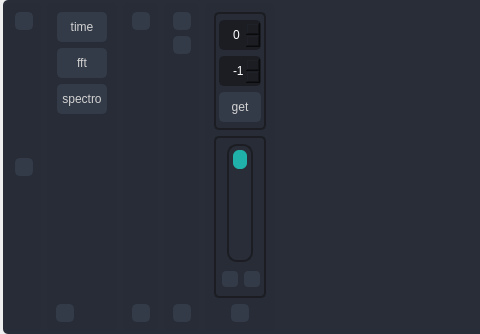
Qt form Utilities/HSDPython_SDK/st_dtdl_gui/st_dtdl_gui/UI/plot_widget.ui (STMicroelectronics/fp-sns-datalog2) before a commit; both pictures show x 0 to 480 and y 0 to 334 of the 1278 by 334 pixel window.
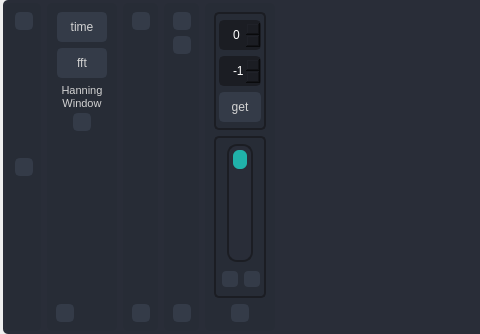
The same form after that commit. Icons and pictures are not drawn.

Patch:
```diff
--- a/Utilities/HSDPython_SDK/st_dtdl_gui/st_dtdl_gui/UI/plot_widget.ui
+++ b/Utilities/HSDPython_SDK/st_dtdl_gui/st_dtdl_gui/UI/plot_widget.ui
@@ -368,35 +368,94 @@
            </property>
           </widget>
          </item>
-         <item alignment="Qt::AlignHCenter">
-          <widget class="QPushButton" name="pushButton_tf_spectro">
+         <item>
+          <widget class="QFrame" name="frame_tf_fft_settings">
            <property name="sizePolicy">
-            <sizepolicy hsizetype="Preferred" vsizetype="Fixed">
+            <sizepolicy hsizetype="Expanding" vsizetype="Preferred">
              <horstretch>0</horstretch>
              <verstretch>0</verstretch>
             </sizepolicy>
            </property>
-           <property name="minimumSize">
-            <size>
-             <width>50</width>
-             <height>30</height>
-            </size>
+           <property name="frameShape">
+            <enum>QFrame::StyledPanel</enum>
            </property>
-           <property name="maximumSize">
-            <size>
-             <width>50</width>
-             <height>30</height>
-            </size>
+           <property name="frameShadow">
+            <enum>QFrame::Raised</enum>
            </property>
-           <property name="toolTip">
-            <string>Enable frequency filter regions</string>
-           </property>
-           <property name="styleSheet">
-            <string notr="true"/>
-           </property>
-           <property name="text">
-            <string>spectro</string>
-           </property>
+           <layout class="QVBoxLayout" name="verticalLayout_7">
+            <property name="spacing">
+             <number>3</number>
+            </property>
+            <property name="leftMargin">
+             <number>0</number>
+            </property>
+            <property name="topMargin">
+             <number>0</number>
+            </property>
+            <property name="rightMargin">
+             <number>0</number>
+            </property>
+            <property name="bottomMargin">
+             <number>0</number>
+            </property>
+            <item>
+             <widget class="QLabel" name="hanning_window_label">
+              <property name="sizePolicy">
+               <sizepolicy hsizetype="Preferred" vsizetype="Minimum">
+                <horstretch>0</horstretch>
+                <verstretch>0</verstretch>
+               </sizepolicy>
+              </property>
+              <property name="minimumSize">
+               <size>
+                <width>0</width>
+                <height>0</height>
+               </size>
+              </property>
+              <property name="maximumSize">
+               <size>
+                <width>16777215</width>
+                <height>16777215</height>
+               </size>
+              </property>
+              <property name="text">
+               <string>&lt;html&gt;&lt;head/&gt;&lt;body&gt;&lt;p align=&quot;center&quot;&gt;&lt;span style=&quot; font-size:8pt;&quot;&gt;Hanning&lt;br/&gt;Window&lt;/span&gt;&lt;/p&gt;&lt;/body&gt;&lt;/html&gt;</string>
+              </property>
+              <property name="textFormat">
+               <enum>Qt::MarkdownText</enum>
+              </property>
+             </widget>
+            </item>
+            <item alignment="Qt::AlignHCenter">
+             <widget class="QPushButton" name="pushButton_hanning_window">
+              <property name="minimumSize">
+               <size>
+                <width>18</width>
+                <height>18</height>
+               </size>
+              </property>
+              <property name="maximumSize">
+               <size>
+                <width>18</width>
+                <height>18</height>
+               </size>
+              </property>
+              <property name="toolTip">
+               <string/>
+              </property>
+              <property name="styleSheet">
+               <string notr="true"/>
+              </property>
+              <property name="text">
+               <string/>
+              </property>
+              <property name="icon">
+               <iconset resource="resources.qrc">
+                <normaloff>:/icons/icons/outline_window_white_18dp.png</normaloff>:/icons/icons/outline_window_white_18dp.png</iconset>
+              </property>
+             </widget>
+            </item>
+           </layout>
           </widget>
          </item>
          <item>
```
Left out of the diff: 4 changed lines with no effect on the pictures.
